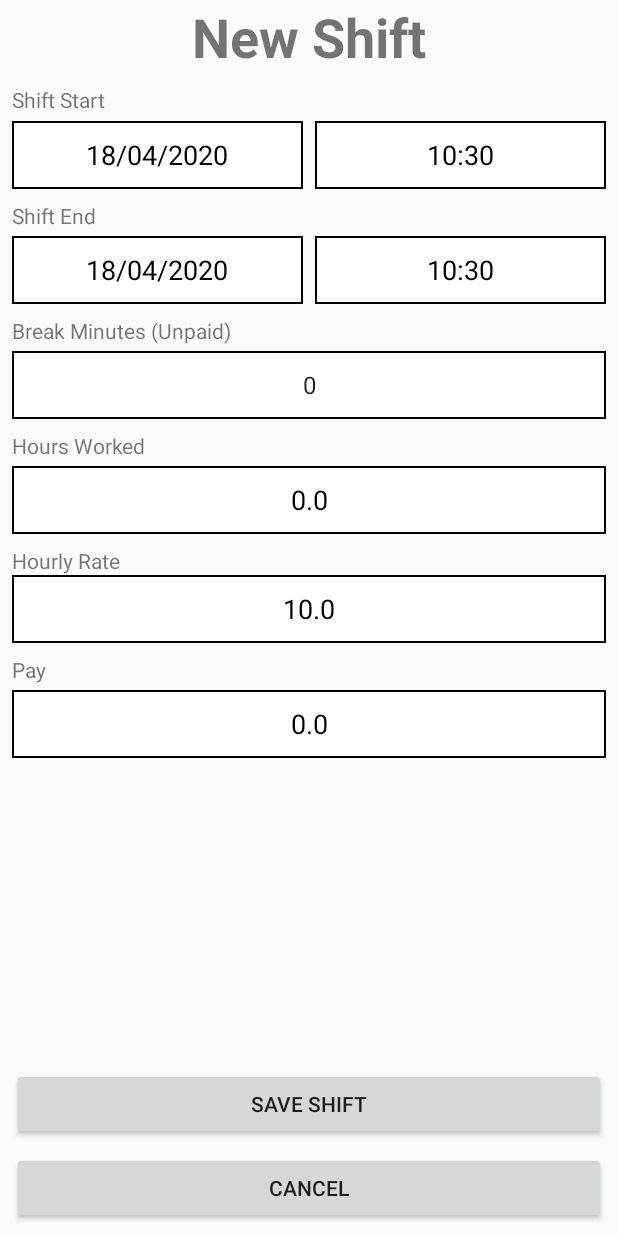
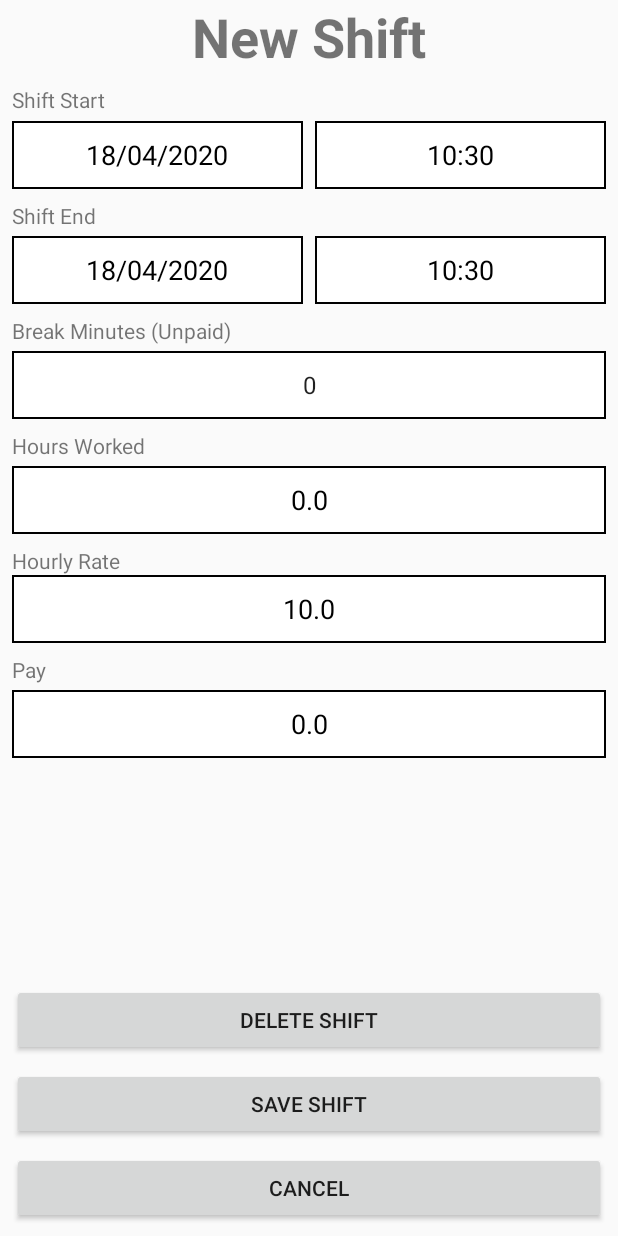
Before and after one commit to FloatyBloke/ShiftLog, an Android app: the NewShift screen opened directly, with no data from a screen before it, on a phone screen of 412 x 824 dp. Run offline under Robolectric (Android 15) with nearby library versions, the phone set to English and light mode, and no system bars; Roboto replaces fonts that are not available here.

Commit message:
Number 7 before renaming NewShift.kt

```diff
--- a/app/src/main/java/com/flangenet/shiftlog/Controller/NewShift.kt
+++ b/app/src/main/java/com/flangenet/shiftlog/Controller/NewShift.kt
@@ -12,6 +12,7 @@ import com.flangenet.shiftlog.R
 import com.flangenet.shiftlog.Utilities.DBHelper
 import com.flangenet.shiftlog.Utilities.EXTRA_EDIT_SHIFT
 import kotlinx.android.synthetic.main.activity_new_shift.*
+import java.lang.Exception
 import java.text.SimpleDateFormat
 import java.time.*
 import java.time.format.DateTimeFormatter
@@ -24,13 +25,18 @@ class NewShift : AppCompatActivity() {
     var shiftID: Int = 0
     var shift = Shift(LocalDateTime.now(),LocalDateTime.now(),0F,0F,5F,0F)
 
+
+
     override fun onCreate(savedInstanceState: Bundle?) {
         super.onCreate(savedInstanceState)
         setContentView(R.layout.activity_new_shift)
+
         shiftID = intent.getIntExtra(EXTRA_EDIT_SHIFT,0)
+        if (shiftID > 0) { txtNewShiftTitle.text = "Edit Shift"}
         println("Shift To Process : $shiftID")
         btnShiftCancel.setOnClickListener{btnShiftCancelClicked()}
         btnShiftSave.setOnClickListener{btnSaveShiftClicked()}
+        btnShiftDelete.setOnClickListener{btnShiftDeleteClicked()}
 
         // Spinner Setup - access the items of the list
         val breakArray = resources.getStringArray(R.array.breakChoices)
@@ -68,8 +74,10 @@ class NewShift : AppCompatActivity() {
             var tTime = LocalDateTime.now()
             tTime = tTime.minusSeconds(tTime.second.toLong())
             tTime = tTime.minusNanos(tTime.nano.toLong())
+
             shift.start= tTime
             shift.end = tTime
+            shift.breaks = 0F
             shift.rate = App.prefs.hourlyRate
         } else {
             val tShift:DBShift = db.getShift(shiftID)
@@ -79,12 +87,11 @@ class NewShift : AppCompatActivity() {
             shift.hours = tShift.hours!!
             shift.rate = tShift.rate!!
             shift.pay = tShift.pay!!
+        }
+        val t= ((shift.breaks)*60).toInt()
+        spinner.setSelection(breakArray.indexOf(t.toString()))
 
-
-        }
-
-
-        spinner.setSelection(breakArray.indexOf(App.prefs.dateFormat))
+        println("BreakMins $t")
 
 
 
@@ -141,7 +148,7 @@ class NewShift : AppCompatActivity() {
 
         shift.hours = shiftHoursTotal
         shift.pay = shiftPay
-        shift.breaks = breakHours
+        //shift.breaks = breakHours
 
         // Update screen
         txtShiftStartDate.text = shift.start.format(DateTimeFormatter.ofPattern(App.prefs.dateFormat))
@@ -173,7 +180,13 @@ class NewShift : AppCompatActivity() {
 
     fun btnShiftDeleteClicked(){
         val passShift = DBShift(shiftID, shift.start,shift.end,shift.breaks,shift.hours,shift.rate,shift.pay)
-        db.deleteShift(passShift)
+        try {
+            db.deleteShift(passShift)
+            Toast.makeText(this,"Deleted Shift : ${shift.start}", Toast.LENGTH_SHORT).show()
+        } catch (e:Exception){
+            Toast.makeText(this,"Error Deleting Shift : ${shift.start}", Toast.LENGTH_SHORT).show()
+        }
+
         finish()
     }
 
--- a/app/src/main/res/layout/activity_new_shift.xml
+++ b/app/src/main/res/layout/activity_new_shift.xml
@@ -143,6 +143,18 @@
         app:layout_constraintStart_toStartOf="parent" />
 
     <Button
+        android:id="@+id/btnShiftDelete"
+        android:layout_width="0dp"
+        android:layout_height="wrap_content"
+        android:layout_marginStart="8dp"
+        android:layout_marginEnd="8dp"
+        android:layout_marginBottom="8dp"
+        android:text="Delete Shift"
+        app:layout_constraintBottom_toTopOf="@+id/btnShiftSave"
+        app:layout_constraintEnd_toEndOf="parent"
+        app:layout_constraintStart_toStartOf="parent" />
+
+    <Button
         android:id="@+id/btnShiftCancel"
         android:layout_width="match_parent"
         android:layout_height="wrap_content"
--- a/app/src/main/res/values/strings.xml
+++ b/app/src/main/res/values/strings.xml
@@ -45,7 +45,7 @@
         <item>MMM dd yyyy</item>
     </string-array>
     <string-array name="timeFormats">
-        <item>hh:mm</item>
+        <item>HH:mm</item>
         <item>h:mm a</item>
     </string-array>
 </resources>
```
Also changed, not shown: app/src/main/java/com/flangenet/shiftlog/Controller/ListShifts.kt (+8 -0 lines), app/src/main/java/com/flangenet/shiftlog/Utilities/DBHelper.kt (+4 -6 lines).
